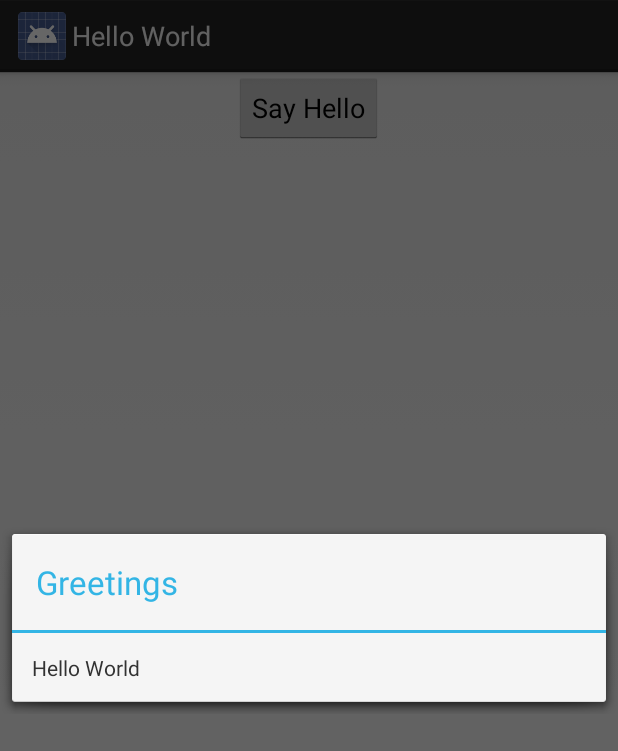
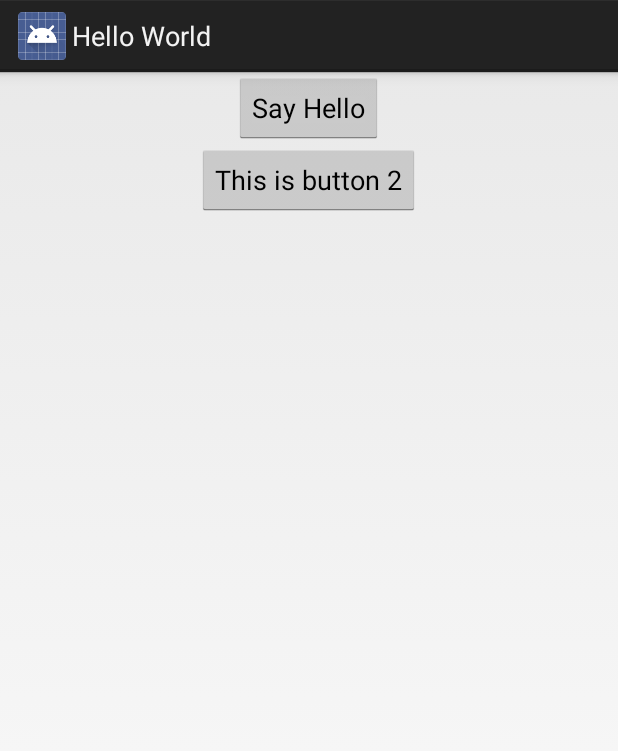
Before and after one commit to martindamm/ButtonExample, an Android app: the screen it shows after launch (MainActivity), after a tap on "Say Hello", on a phone screen of 412 x 824 dp. Shown: the top 751 px of the screen. Run offline under Robolectric (Android 15) with nearby library versions, the phone set to English and light mode, and no system bars.

Commit message:
Exercises completed

```diff
--- a/app/src/main/java/com/iducate/helloworld/MainActivity.java
+++ b/app/src/main/java/com/iducate/helloworld/MainActivity.java
@@ -3,8 +3,11 @@ package com.iducate.helloworld;
 import android.app.Activity;
 import android.app.Dialog;
 import android.os.Bundle;
+import android.view.Gravity;
 import android.view.View;
 import android.widget.TextView;
+import android.widget.Toast;
+import android.content.Context;
 
 public class MainActivity extends Activity {
 
@@ -12,12 +15,44 @@ public class MainActivity extends Activity {
     protected void onCreate(Bundle savedInstanceState) {
         super.onCreate(savedInstanceState);
         setContentView(R.layout.activity_main);
+
+        // Lecture 2 exercise 2: Arrays
+        String[] Person={"Martin Damm, 32","John Doe, 45","Leo Nardo, 57", "Diana Caprio, 37"};
+            for (String name : Person){
+                System.out.println( "Name: " + name);
+            }
+
+        /*
+        // Lecture 2 exercise 1
         Person p1 = new Person("Martin Damm",32);
+        Person p2 = new Person("John Doe", 45);
         p1.printPerson();
+        p2.printPerson();
+        */
+
+        // Lecture 2 exercise 3: Toasts
+        Context context = getApplicationContext();
+        CharSequence text = "Hello toast!";
+        int duration = Toast.LENGTH_SHORT;
+
+
+        Toast toast = Toast.makeText(context, text, duration);
+        toast.setGravity(Gravity.CENTER, 0, 0); // sets the toast dead center
+        toast.show();
     }
 
     public void sayHello(View view) {
 
+        Context context = getApplicationContext();
+        CharSequence text = "Hello, Martin";
+        int duration = Toast.LENGTH_SHORT;
+
+
+        Toast toast = Toast.makeText(context, text, duration);
+        toast.setGravity(Gravity.CENTER, 0, 0); // sets the toast dead center
+        toast.show();
+
+        /*
         Dialog dialog = new Dialog(this);
 
         dialog.setTitle("Greetings");
@@ -29,6 +64,18 @@ public class MainActivity extends Activity {
         dialog.setContentView(textView);
 
         dialog.show();
+        */
+    }
+
+    public void btnTwo (View view){
+        Context context = getApplicationContext();
+        CharSequence text = "You have pressed button 2";
+        int duration = Toast.LENGTH_LONG;
+
+
+        Toast toast = Toast.makeText(context, text, duration);
+        toast.setGravity(Gravity.CENTER, 0, 0); // sets the toast dead center
+        toast.show();
     }
 
 }
--- a/app/src/main/res/layout/activity_main.xml
+++ b/app/src/main/res/layout/activity_main.xml
@@ -14,5 +14,15 @@
         android:text="Say Hello" />
     <!-- the onClick means that the sayHello method will be called -->
 
+    <Button
+        android:id="@+id/btnTwo"
+        android:layout_width="wrap_content"
+        android:layout_height="wrap_content"
+        android:layout_gravity="center"
+        android:onClick="btnTwo"
+        android:text="This is button 2" />
+
+        />
+
 
 </LinearLayout>
```
Also changed, not shown: app/src/main/java/com/iducate/helloworld/Person.java (+19 -0 lines), 31 other files.
